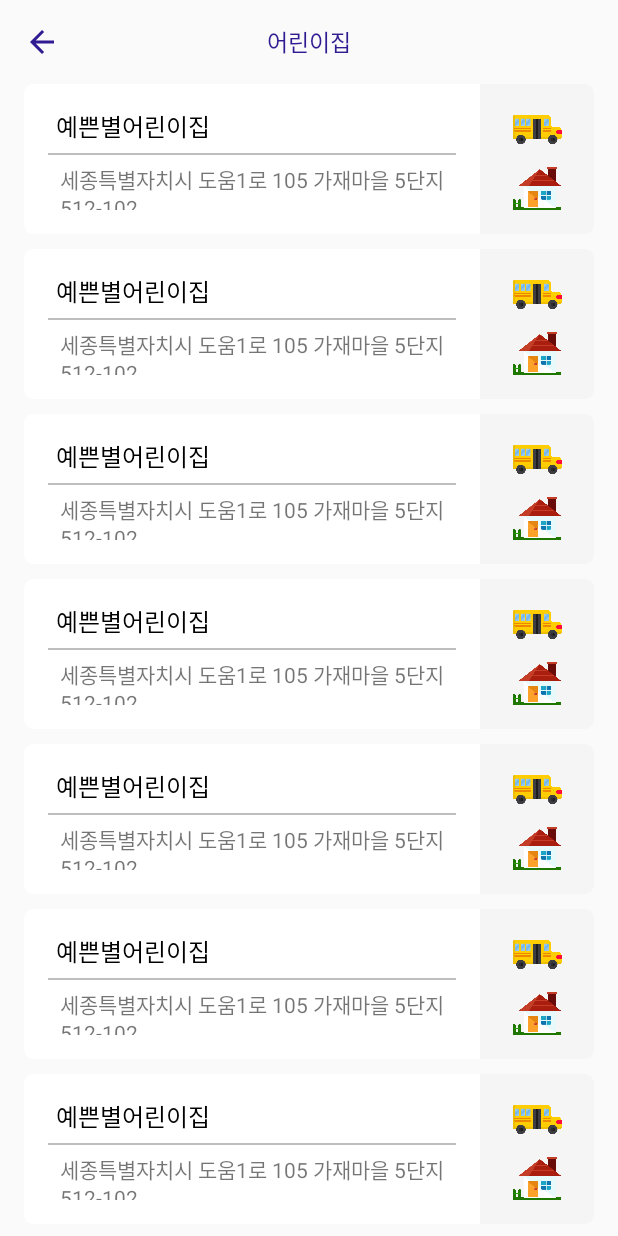
After one commit to taeiim/All_About_Sejong, an Android app: the DayCareCenterActivity screen opened directly, with no data from a screen before it, on a phone screen of 412 x 824 dp. The commit adds this screen. Run offline under Robolectric (Android 15) with nearby library versions, the phone set to English and light mode, and no system bars.

Commit message:
Add RecyclerView in DayCareCenterActivity

```diff
--- a/app/build.gradle
+++ b/app/build.gradle
@@ -17,6 +17,10 @@ android {
             proguardFiles getDefaultProguardFile('proguard-android.txt'), 'proguard-rules.pro'
         }
     }
+    compileOptions {
+        targetCompatibility 1.8
+        sourceCompatibility 1.8
+    }
 }
 
 dependencies {
--- a/app/src/main/AndroidManifest.xml
+++ b/app/src/main/AndroidManifest.xml
@@ -11,13 +11,14 @@
         android:roundIcon="@mipmap/ic_launcher_round"
         android:supportsRtl="true"
         android:theme="@style/AppTheme">
-        <activity android:name=".MainActivity">
+        <activity android:name=".Activity.MainActivity">
             <intent-filter>
                 <action android:name="android.intent.action.MAIN" />
 
                 <category android:name="android.intent.category.LAUNCHER" />
             </intent-filter>
         </activity>
+        <activity android:name=".Activity.DayCareCenterActivity"/>
     </application>
 
 </manifest>
--- /dev/null
+++ b/app/src/main/java/com/example/parktaeim/all_about_sejong/Activity/AllCenterRecyclerViewAdapter.java
@@ -0,0 +1,61 @@
+package com.example.parktaeim.all_about_sejong.Activity;
+
+import android.support.v7.widget.RecyclerView;
+import android.view.LayoutInflater;
+import android.view.View;
+import android.view.ViewGroup;
+import android.widget.ImageView;
+import android.widget.TextView;
+
+import com.example.parktaeim.all_about_sejong.AllCenterItem;
+import com.example.parktaeim.all_about_sejong.R;
+
+import java.util.ArrayList;
+
+/**
+ * Created by parktaeim on 2018. 2. 2..
+ */
+
+public class AllCenterRecyclerViewAdapter extends RecyclerView.Adapter<AllCenterRecyclerViewAdapter.ViewHolder>{
+
+    private ArrayList<AllCenterItem> centerItems = new ArrayList<>();
+
+    public AllCenterRecyclerViewAdapter(ArrayList<AllCenterItem> centerItems) {
+        this.centerItems = centerItems;
+    }
+
+    @Override
+    public AllCenterRecyclerViewAdapter.ViewHolder onCreateViewHolder(ViewGroup parent, int viewType) {
+        View v = LayoutInflater.from(parent.getContext()).inflate(R.layout.item_center_cardview,parent,false);
+        ViewHolder viewHolder = new ViewHolder(v);
+        return viewHolder;
+    }
+
+    @Override
+    public void onBindViewHolder(AllCenterRecyclerViewAdapter.ViewHolder holder, int position) {
+        holder.centerNameTv.setText(centerItems.get(position).getCenterName());
+        holder.centerAddressTv.setText(centerItems.get(position).getCenterAddress());
+
+    }
+
+    @Override
+    public int getItemCount() {
+        return centerItems.size();
+    }
+
+    public class ViewHolder extends RecyclerView.ViewHolder {
+        TextView centerNameTv;
+        TextView centerAddressTv;
+        ImageView centerBusImageView;
+        ImageView centerTypeImageView;
+
+        public ViewHolder(View itemView) {
+            super(itemView);
+            centerNameTv = (TextView) itemView.findViewById(R.id.center_nameTv);
+            centerAddressTv = (TextView) itemView.findViewById(R.id.center_addressTv);
+            centerBusImageView = (ImageView) itemView.findViewById(R.id.center_bus_imageView);
+            centerTypeImageView = (ImageView) itemView.findViewById(R.id.center_type_imageView);
+
+        }
+    }
+}
--- /dev/null
+++ b/app/src/main/java/com/example/parktaeim/all_about_sejong/Activity/DayCareCenterActivity.java
@@ -0,0 +1,72 @@
+package com.example.parktaeim.all_about_sejong.Activity;
+
+import android.os.Bundle;
+import android.support.annotation.Nullable;
+import android.support.v7.app.AppCompatActivity;
+import android.support.v7.widget.DefaultItemAnimator;
+import android.support.v7.widget.LinearLayoutManager;
+import android.support.v7.widget.RecyclerView;
+import android.view.View;
+import android.widget.ImageView;
+import android.widget.TextView;
+
+import com.example.parktaeim.all_about_sejong.AllCenterItem;
+import com.example.parktaeim.all_about_sejong.R;
+
+import java.util.ArrayList;
+
+/**
+ * Created by parktaeim on 2018. 2. 2..
+ */
+
+public class DayCareCenterActivity extends AppCompatActivity implements View.OnClickListener{
+
+    private ImageView backIcon;
+    private TextView nearTextView;
+
+    private RecyclerView recyclerView;
+    private RecyclerView.LayoutManager layoutManager;
+    private AllCenterRecyclerViewAdapter adapter;
+    private ArrayList<AllCenterItem> allCenterItems = new ArrayList<>();
+
+    @Override
+    protected void onCreate(@Nullable Bundle savedInstanceState) {
+        super.onCreate(savedInstanceState);
+        setContentView(R.layout.activity_day_care_center);
+
+        backIcon = (ImageView) findViewById(R.id.center_backIcon);
+        backIcon.setOnClickListener(v->finish());
+
+        setRecycerView();
+    }
+
+    private void setRecycerView() {
+        recyclerView = (RecyclerView) findViewById(R.id.allCenter_recyclerView);
+        layoutManager = new LinearLayoutManager(getApplicationContext());
+        recyclerView.setLayoutManager(layoutManager);
+        recyclerView.setHasFixedSize(true);
+
+
+        adapter = new AllCenterRecyclerViewAdapter(allCenterItems);
+        recyclerView.setAdapter(adapter);
+        recyclerView.setItemAnimator(new DefaultItemAnimator());
+
+        allCenterItems.add(new AllCenterItem("예쁜별어린이집","세종특별자치시 도움1로 105 가재마을 5단지 512-102",true,1));
+        allCenterItems.add(new AllCenterItem("예쁜별어린이집","세종특별자치시 도움1로 105 가재마을 5단지 512-102",true,1));
+        allCenterItems.add(new AllCenterItem("예쁜별어린이집","세종특별자치시 도움1로 105 가재마을 5단지 512-102",true,1));
+        allCenterItems.add(new AllCenterItem("예쁜별어린이집","세종특별자치시 도움1로 105 가재마을 5단지 512-102",true,1));
+        allCenterItems.add(new AllCenterItem("예쁜별어린이집","세종특별자치시 도움1로 105 가재마을 5단지 512-102",true,1));
+        allCenterItems.add(new AllCenterItem("예쁜별어린이집","세종특별자치시 도움1로 105 가재마을 5단지 512-102",true,1));
+        allCenterItems.add(new AllCenterItem("예쁜별어린이집","세종특별자치시 도움1로 105 가재마을 5단지 512-102",true,1));
+        allCenterItems.add(new AllCenterItem("예쁜별어린이집","세종특별자치시 도움1로 105 가재마을 5단지 512-102",true,1));
+        allCenterItems.add(new AllCenterItem("예쁜별어린이집","세종특별자치시 도움1로 105 가재마을 5단지 512-102",true,1));
+        allCenterItems.add(new AllCenterItem("예쁜별어린이집","세종특별자치시 도움1로 105 가재마을 5단지 512-102",true,1));
+        allCenterItems.add(new AllCenterItem("예쁜별어린이집","세종특별자치시 도움1로 105 가재마을 5단지 512-102",true,1));
+
+    }
+
+    @Override
+    public void onClick(View v) {
+
+    }
+}
--- /dev/null
+++ b/app/src/main/java/com/example/parktaeim/all_about_sejong/Activity/MainActivity.java
@@ -0,0 +1,45 @@
+package com.example.parktaeim.all_about_sejong.Activity;
+
+import android.content.Intent;
+import android.os.Bundle;
+import android.support.annotation.Nullable;
+import android.support.v7.app.AppCompatActivity;
+import android.support.v7.widget.CardView;
+import android.support.v7.widget.ToolbarWidgetWrapper;
+import android.view.View;
+import android.widget.ImageView;
+import android.widget.Toolbar;
+
+import com.bumptech.glide.Glide;
+import com.example.parktaeim.all_about_sejong.R;
+
+/**
+ * Created by parktaeim on 2018. 1. 28..
+ */
+
+public class MainActivity extends AppCompatActivity implements View.OnClickListener{
+
+    private ImageView daycarecenterImg;
+    private CardView daycarecenterCardView;
+
+    @Override
+    protected void onCreate(@Nullable Bundle savedInstanceState) {
+        super.onCreate(savedInstanceState);
+        setContentView(R.layout.activity_main);
+
+        daycarecenterCardView = (CardView) findViewById(R.id.dayCareCenter_cardView);
+
+        daycarecenterCardView.setOnClickListener(this);
+
+  }
+
+    @Override
+    public void onClick(View v) {
+        switch (v.getId()){
+            case R.id.dayCareCenter_cardView:
+                startActivity(new Intent(MainActivity.this,DayCareCenterActivity.class));
+                break;
+
+        }
+    }
+}
--- /dev/null
+++ b/app/src/main/java/com/example/parktaeim/all_about_sejong/AllCenterItem.java
@@ -0,0 +1,51 @@
+package com.example.parktaeim.all_about_sejong;
+
+/**
+ * Created by parktaeim on 2018. 2. 2..
+ */
+
+public class AllCenterItem {
+    String centerName;
+    String centerAddress;
+    Boolean isBus;
+    int centerType;
+
+    public AllCenterItem(String centerName, String centerAddress, Boolean isBus, int centerType) {
+        this.centerName = centerName;
+        this.centerAddress = centerAddress;
+        this.isBus = isBus;
+        this.centerType = centerType;
+    }
+
+    public String getCenterName() {
+        return centerName;
+    }
+
+    public void setCenterName(String centerName) {
+        this.centerName = centerName;
+    }
+
+    public String getCenterAddress() {
+        return centerAddress;
+    }
+
+    public void setCenterAddress(String centerAddress) {
+        this.centerAddress = centerAddress;
+    }
+
+    public Boolean getBus() {
+        return isBus;
+    }
+
+    public void setBus(Boolean bus) {
+        isBus = bus;
+    }
+
+    public int getCenterType() {
+        return centerType;
+    }
+
+    public void setCenterType(int centerType) {
+        this.centerType = centerType;
+    }
+}
--- a/app/src/main/java/com/example/parktaeim/all_about_sejong/MainActivity.java
+++ /dev/null
@@ -1,26 +0,0 @@
-package com.example.parktaeim.all_about_sejong;
-
-import android.os.Bundle;
-import android.support.annotation.Nullable;
-import android.support.v7.app.AppCompatActivity;
-import android.support.v7.widget.ToolbarWidgetWrapper;
-import android.widget.ImageView;
-import android.widget.Toolbar;
-
-import com.bumptech.glide.Glide;
-
-/**
- * Created by parktaeim on 2018. 1. 28..
- */
-
-public class MainActivity extends AppCompatActivity {
-
-    private ImageView collasingImg;
-
-    @Override
-    protected void onCreate(@Nullable Bundle savedInstanceState) {
-        super.onCreate(savedInstanceState);
-        setContentView(R.layout.activity_main);
-
-  }
-}
--- /dev/null
+++ b/app/src/main/res/drawable/icon_back.xml
@@ -0,0 +1,9 @@
+<vector xmlns:android="http://schemas.android.com/apk/res/android"
+        android:width="24dp"
+        android:height="24dp"
+        android:viewportWidth="24.0"
+        android:viewportHeight="24.0">
+    <path
+        android:fillColor="#311B92"
+        android:pathData="M20,11H7.83l5.59,-5.59L12,4l-8,8 8,8 1.41,-1.41L7.83,13H20v-2z"/>
+</vector>
--- /dev/null
+++ b/app/src/main/res/layout/activity_day_care_center.xml
@@ -0,0 +1,61 @@
+<?xml version="1.0" encoding="utf-8"?>
+<LinearLayout xmlns:android="http://schemas.android.com/apk/res/android"
+    xmlns:app="http://schemas.android.com/apk/res-auto"
+    android:layout_width="match_parent"
+    android:layout_height="match_parent"
+    android:orientation="vertical">
+
+    <android.support.v7.widget.Toolbar
+        android:layout_width="match_parent"
+        android:layout_height="?attr/actionBarSize"
+        app:contentInsetStart="0dp">
+
+        <RelativeLayout
+            android:layout_width="match_parent"
+            android:layout_height="match_parent">
+
+            <ImageView
+                android:id="@+id/center_backIcon"
+                android:layout_width="wrap_content"
+                android:layout_height="wrap_content"
+                android:layout_centerVertical="true"
+                android:layout_alignParentLeft="true"
+                android:layout_marginLeft="16dp"
+                android:src="@drawable/icon_back" />
+
+            <TextView
+                android:layout_width="wrap_content"
+                android:layout_height="wrap_content"
+                android:text="어린이집"
+                android:layout_centerInParent="true"
+                android:textSize="15dp"
+                android:textColor="@color/colorItem"/>
+
+        </RelativeLayout>
+    </android.support.v7.widget.Toolbar>
+
+    <android.support.v4.widget.NestedScrollView
+        android:layout_width="match_parent"
+        android:layout_height="match_parent">
+
+        <LinearLayout
+            android:layout_width="match_parent"
+            android:layout_height="match_parent"
+            android:orientation="vertical"
+            android:padding="16dp">
+
+            <TextView
+                android:layout_width="wrap_content"
+                android:layout_height="wrap_content"
+                android:text="내 주변 어린이집 >"
+                android:textColor="@android:color/black"
+                android:layout_marginBottom="8dp"/>
+
+            <android.support.v7.widget.RecyclerView
+                android:id="@+id/allCenter_recyclerView"
+                android:layout_width="match_parent"
+                android:layout_height="match_parent" />
+
+        </LinearLayout>
+    </android.support.v4.widget.NestedScrollView>
+</LinearLayout>
--- a/app/src/main/res/layout/activity_main.xml
+++ b/app/src/main/res/layout/activity_main.xml
@@ -5,22 +5,27 @@
     android:layout_width="match_parent"
     android:layout_height="match_parent"
     android:orientation="vertical"
-    tools:context="com.example.parktaeim.all_about_sejong.MainActivity">
+    tools:context="com.example.parktaeim.all_about_sejong.Activity.MainActivity">
 
     <ScrollView
         android:layout_width="match_parent"
         android:layout_height="match_parent">
 
 
-        <RelativeLayout
+        <FrameLayout
             android:layout_width="match_parent"
             android:layout_height="match_parent">
 
+            <LinearLayout
+                android:layout_width="match_parent"
+                android:layout_height="match_parent"
+                android:layout_marginTop="210dp"
+                android:background="#EFEBE9" />
             <ImageView
                 android:layout_width="match_parent"
                 android:layout_height="@dimen/main_topImage_height"
                 android:scaleType="centerCrop"
-                android:src="@drawable/img_sejong" />
+                android:src="@drawable/img_beach" />
 
             <LinearLayout
                 android:layout_width="match_parent"
@@ -34,6 +39,7 @@
                     android:orientation="horizontal">
 
                     <android.support.v7.widget.CardView
+                        android:id="@+id/dayCareCenter_cardView"
                         android:layout_width="0dp"
                         android:layout_height="@dimen/main_cardview_heignt"
                         android:layout_gravity="center_horizontal"
@@ -51,6 +57,7 @@
                             android:orientation="vertical">
 
                             <ImageView
+                                android:id="@+id/dayCareCenter_imgView"
                                 android:layout_width="80dp"
                                 android:layout_height="80dp"
                                 android:layout_gravity="center"
@@ -267,7 +274,7 @@
 
             </LinearLayout>
 
-        </RelativeLayout>
+        </FrameLayout>
 
     </ScrollView>
 </LinearLayout>
--- /dev/null
+++ b/app/src/main/res/layout/item_center_cardview.xml
@@ -0,0 +1,84 @@
+<?xml version="1.0" encoding="utf-8"?>
+<LinearLayout xmlns:android="http://schemas.android.com/apk/res/android"
+    xmlns:app="http://schemas.android.com/apk/res-auto"
+    android:layout_width="match_parent"
+    android:layout_height="wrap_content">
+
+    <android.support.v7.widget.CardView
+        android:layout_width="match_parent"
+        android:layout_height="100dp"
+        android:layout_marginBottom="10dp"
+        app:cardCornerRadius="6dp"
+        app:cardElevation="0dp">
+
+        <LinearLayout
+            android:layout_width="match_parent"
+            android:layout_height="match_parent">
+
+            <RelativeLayout
+                android:layout_width="0dp"
+                android:layout_height="match_parent"
+                android:layout_weight="4"
+                android:padding="16dp">
+
+                <TextView
+                    android:id="@+id/center_nameTv"
+                    android:layout_width="wrap_content"
+                    android:layout_height="wrap_content"
+                    android:text="태임 어린이집"
+                    android:textColor="#000"
+                    android:textSize="16dp"
+                    android:layout_marginLeft="5dp"/>
+
+                <View
+                    android:id="@+id/devide"
+                    android:layout_width="match_parent"
+                    android:layout_height="1dp"
+                    android:background="#BEBEBE"
+                    android:layout_below="@id/center_nameTv"
+                    android:layout_marginTop="6dp"
+                    android:layout_marginBottom="6dp"/>
+
+                <TextView
+                    android:id="@+id/center_addressTv"
+                    android:layout_width="match_parent"
+                    android:layout_height="wrap_content"
+                    android:layout_below="@id/devide"
+                    android:text="세종특별자치시  갈매로 477 정부세종청사 기획재정부동 1층"
+                    android:layout_marginLeft="8dp"
+                    android:lineSpacingExtra="1dp"
+                    android:maxLines="2"/>
+
+            </RelativeLayout>
+
+            <LinearLayout
+                android:layout_width="0dp"
+                android:layout_height="match_parent"
+                android:layout_alignParentRight="true"
+                android:background="#F5F5F5"
+                android:layout_weight="1"
+                android:orientation="vertical"
+                android:padding="14dp">
+
+                <ImageView
+                    android:id="@+id/center_bus_imageView"
+                    android:layout_width="match_parent"
+                    android:layout_height="0dp"
+                    android:layout_weight="1"
+                    android:orientation="vertical"
+                    android:src="@drawable/icon_school_bus"
+                    android:paddingBottom="3dp"/>
+
+                <ImageView
+                    android:id="@+id/center_type_imageView"
+                    android:layout_width="match_parent"
+                    android:layout_height="0dp"
+                    android:layout_weight="1"
+                    android:orientation="vertical"
+                    android:src="@drawable/icon_home"
+                    android:paddingTop="3dp"/>
+
+            </LinearLayout>
+        </LinearLayout>
+    </android.support.v7.widget.CardView>
+</LinearLayout>
--- a/app/src/main/res/values/colors.xml
+++ b/app/src/main/res/values/colors.xml
@@ -1,6 +1,7 @@
 <?xml version="1.0" encoding="utf-8"?>
 <resources>
-    <color name="colorPrimary">#3F51B5</color>
-    <color name="colorPrimaryDark">#303F9F</color>
+    <color name="colorPrimary">#E1BEE7</color>
+    <color name="colorPrimaryDark">#4A148C</color>
     <color name="colorAccent">#FF4081</color>
+    <color name="colorItem">#311B92</color>
 </resources>
--- a/app/src/main/res/values/dimens.xml
+++ b/app/src/main/res/values/dimens.xml
@@ -3,7 +3,7 @@
     <dimen name="main_topImage_height">250dp</dimen>
     <dimen name="main_cardview_textsize">16dp</dimen>
     <dimen name="main_cardview_margin">18dp</dimen>
-    <dimen name="main_cardview_corner">14dp</dimen>
+    <dimen name="main_cardview_corner">12dp</dimen>
     <dimen name="main_cardview_heignt">180dp</dimen>
     <dimen name="main_cardview_marginBottom">1dp</dimen>
 </resources>
```
Also changed, not shown: app/src/main/res/drawable/icon_home.png (added), app/src/main/res/drawable/icon_school_bus.png (added), 1 other file.
